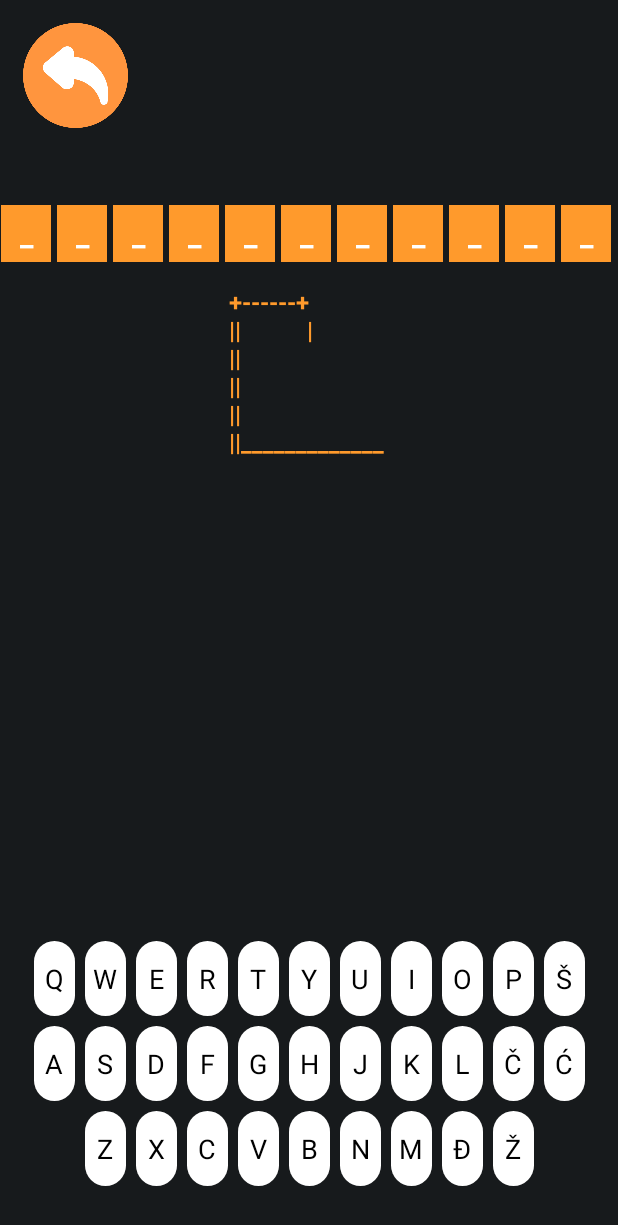
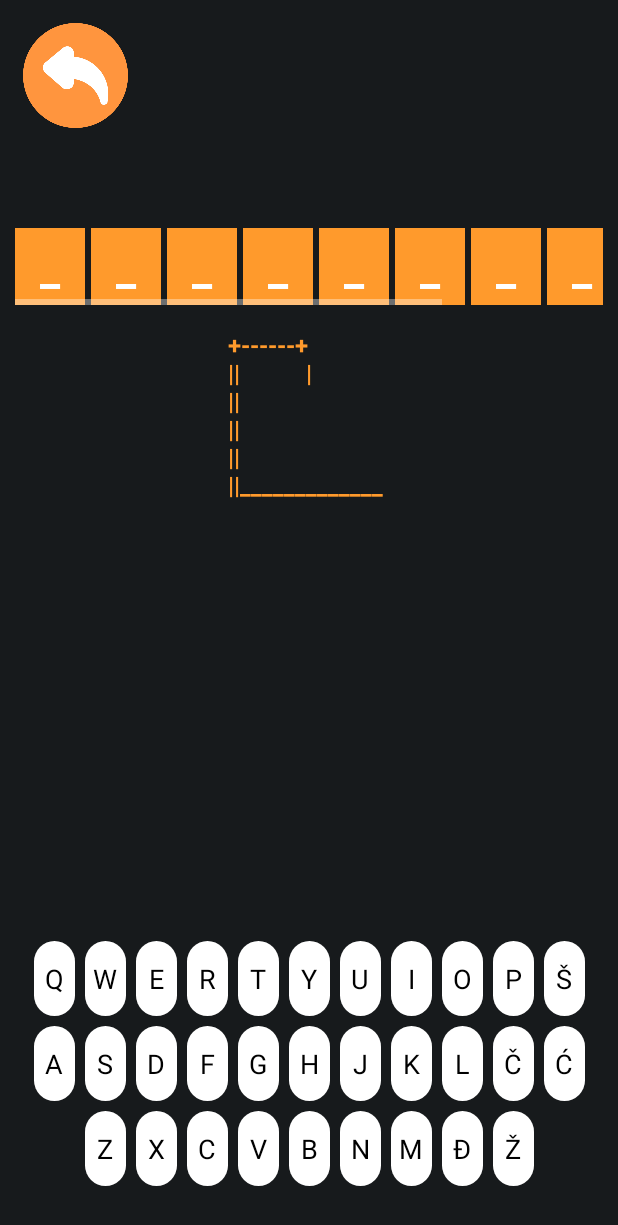
Before and after one commit to jovandeka/Hangman-game-Android, an Android app: the MainActivity screen opened directly, with no data from a screen before it, on a phone screen of 412 x 824 dp. Shown: the top 1225 px of the screen. Run offline under Robolectric (Android 15) with nearby library versions, the phone set to English and light mode, and no system bars.

Commit message:
small changes

```diff
--- a/app/src/main/java/com/example/vesanje/MainActivity.java
+++ b/app/src/main/java/com/example/vesanje/MainActivity.java
@@ -173,7 +173,7 @@ public class MainActivity extends AppCompatActivity {
         TextView letterTextView = new TextView(this);
         letterTextView.setText(String.valueOf(letter));
         LinearLayout.LayoutParams layoutParams = new LinearLayout.LayoutParams(
-                50,
+                70,
                 LinearLayout.LayoutParams.WRAP_CONTENT
         );
         layoutParams.setMargins(0, 0, 6, 0);
@@ -182,7 +182,7 @@ public class MainActivity extends AppCompatActivity {
         letterTextView.setTextColor(getResources().getColor(R.color.white));
         letterTextView.setBackgroundColor(getResources().getColor(R.color.orange));
         letterTextView.setPadding(8, 8, 8, 8);
-        letterTextView.setTextSize(20);
+        letterTextView.setTextSize(30);
         letterTextView.setTypeface(null, Typeface.BOLD);
         letterTextView.setGravity(Gravity.CENTER);
         return letterTextView;
--- a/app/src/main/res/layout/activity_main.xml
+++ b/app/src/main/res/layout/activity_main.xml
@@ -12,9 +12,6 @@
         style="@style/CategoryButton"
         android:layout_width="match_parent"
         android:layout_height="wrap_content"
-        android:layout_below="@id/keyboardGrid"
-        android:layout_centerHorizontal="true"
-        android:layout_centerVertical="true"
         android:fontFamily="@font/audiowide"
         android:text="Play Again"
         android:textSize="30sp"
@@ -30,8 +27,6 @@
         android:id="@+id/EndTextView"
         android:layout_width="wrap_content"
         android:layout_height="wrap_content"
-        android:layout_below="@id/playAgainButton"
-        android:layout_centerHorizontal="true"
         android:layout_marginTop="20dp"
         android:text=""
         android:textColor="@color/white"
@@ -44,8 +39,6 @@
         android:id="@+id/EndWordTextView"
         android:layout_width="wrap_content"
         android:layout_height="wrap_content"
-        android:layout_below="@id/EndTextView"
-        android:layout_centerHorizontal="true"
         android:layout_marginTop="5dp"
         android:text=""
         android:textColor="@color/white"
@@ -68,7 +61,6 @@
         android:id="@+id/categoryTextView"
         android:layout_width="wrap_content"
         android:layout_height="wrap_content"
-        android:layout_centerHorizontal="true"
         android:layout_marginTop="100dp"
         android:text=""
         android:textColor="@color/white"
@@ -93,52 +85,24 @@
         style="@style/WordButton"/>
     -->
 
-    <LinearLayout
-        android:id="@+id/lettersLinearLayout"
-        android:layout_width="wrap_content"
-        android:layout_height="wrap_content"
-        android:layout_below="@id/categoryTextView"
-        android:layout_centerHorizontal="true"
-        android:layout_marginTop="15dp"
-        android:gravity="center"
-        android:orientation="horizontal"
-        app:layout_constraintEnd_toEndOf="parent"
-        app:layout_constraintStart_toStartOf="parent"
-        app:layout_constraintTop_toBottomOf="@+id/categoryTextView">
-
-        <TextView
-            android:id="@+id/letterTextView"
-            android:layout_width="wrap_content"
-            android:layout_height="wrap_content"
-            android:layout_margin="4dp"
-            android:background="@color/orange"
-            android:padding="8dp"
-            android:textColor="@color/orange"
-            android:textSize="20sp"
-            android:textStyle="bold" />
-
-    </LinearLayout>
-
     <TextView
         android:id="@+id/guessesTextView"
         android:layout_width="wrap_content"
         android:layout_height="wrap_content"
-        android:layout_below="@id/lettersLinearLayout"
-        android:layout_centerHorizontal="true"
         android:layout_marginTop="15dp"
         android:text="hangman img"
         android:textColor="@color/orange"
         android:textSize="16sp"
         android:textStyle="bold"
         app:layout_constraintEnd_toEndOf="parent"
+        app:layout_constraintHorizontal_bias="0.498"
         app:layout_constraintStart_toStartOf="parent"
-        app:layout_constraintTop_toBottomOf="@+id/lettersLinearLayout" />
+        app:layout_constraintTop_toBottomOf="@+id/horizontalScrollView" />
 
     <GridLayout
         android:id="@+id/keyboardGrid"
         android:layout_width="wrap_content"
         android:layout_height="wrap_content"
-        android:layout_centerHorizontal="true"
         android:layout_marginBottom="30dp"
         android:columnCount="11"
         android:rowCount="3"
@@ -311,4 +275,37 @@
             android:text="Ž" />
     </GridLayout>
 
+    <HorizontalScrollView
+        android:id="@+id/horizontalScrollView"
+        android:layout_width="wrap_content"
+        android:layout_height="wrap_content"
+        android:layout_marginTop="15dp"
+        android:paddingLeft="10dp"
+        android:paddingRight="10dp"
+        app:layout_constraintEnd_toEndOf="parent"
+        app:layout_constraintStart_toStartOf="parent"
+        app:layout_constraintTop_toBottomOf="@+id/categoryTextView">
+
+        <LinearLayout
+            android:id="@+id/lettersLinearLayout"
+            android:layout_width="wrap_content"
+            android:layout_height="match_parent"
+            android:layout_marginTop="15dp"
+            android:gravity="center"
+            android:orientation="horizontal">
+
+            <TextView
+                android:id="@+id/letterTextView"
+                android:layout_width="wrap_content"
+                android:layout_height="wrap_content"
+                android:layout_margin="4dp"
+                android:background="@color/orange"
+                android:padding="8dp"
+                android:textColor="@color/orange"
+                android:textSize="20sp"
+                android:textStyle="bold" />
+
+        </LinearLayout>
+    </HorizontalScrollView>
+
 </androidx.constraintlayout.widget.ConstraintLayout>
```
